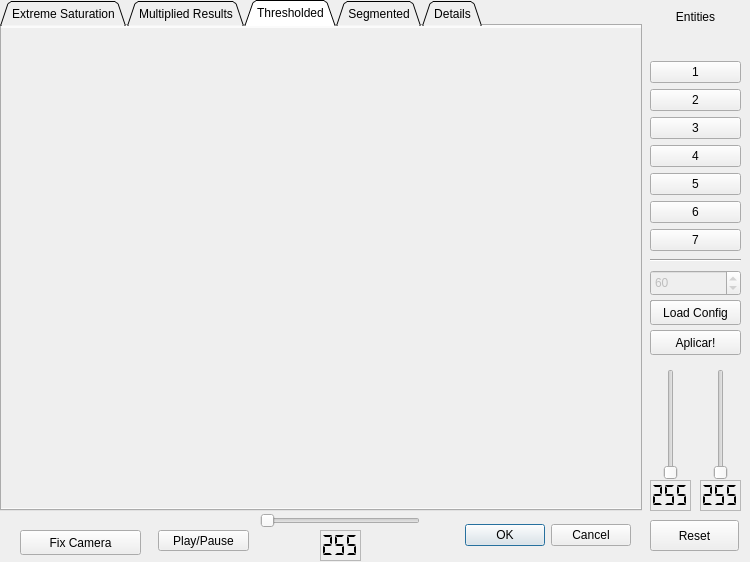
First picture: the form in src/maggicsegmentationdialog.ui, repository robocin/vss-vision, before the edit.
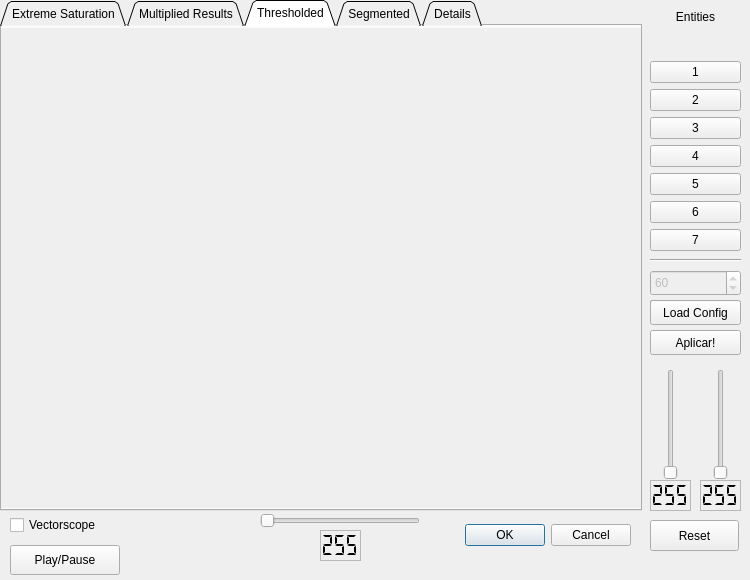
Second picture: the form after the edit. Icons and pictures are not drawn.

Commit message: [ADDED] vectorscope checkbox. [REMOVED] 'Fix Camera' deprecated button. [CHANGED] Maggic Vision size and reorganized elements.

```diff
--- a/src/maggicsegmentationdialog.ui
+++ b/src/maggicsegmentationdialog.ui
@@ -7,7 +7,7 @@
   <x>0</x>
   <y>0</y>
   <width>750</width>
-  <height>562</height>
+    <height>580</height>
    </rect>
   </property>
   <property name="windowTitle">
@@ -26,7 +26,7 @@
    <x>460</x>
    <y>520</y>
    <width>171</width>
-   <height>31</height>
+     <height>30</height>
   </rect>
    </property>
    <property name="orientation">
@@ -413,22 +413,6 @@
   <string>Reset</string>
    </property>
   </widget>
-  <widget class="QPushButton" name="fixCameraButton">
-   <property name="geometry">
-  <rect>
-   <x>20</x>
-   <y>530</y>
-   <width>121</width>
-   <height>25</height>
-  </rect>
-   </property>
-   <property name="text">
-  <string>Fix Camera</string>
-   </property>
-   <property name="shortcut">
-  <string>F</string>
-   </property>
-  </widget>
   <widget class="QSlider" name="threshGrayHorizontalSlider">
    <property name="geometry">
   <rect>
@@ -479,10 +463,10 @@
   <widget class="QPushButton" name="playpauseButton">
    <property name="geometry">
   <rect>
-   <x>158</x>
-   <y>530</y>
-   <width>91</width>
-   <height>21</height>
+     <x>10</x>
+     <y>545</y>
+     <width>110</width>
+     <height>30</height>
   </rect>
    </property>
    <property name="text">
@@ -514,6 +498,19 @@
   <string>T</string>
    </property>
   </widget>
+  <widget class="QCheckBox" name="vectorscopeCheckBox">
+   <property name="geometry">
+    <rect>
+     <x>10</x>
+     <y>510</y>
+     <width>110</width>
+     <height>30</height>
+    </rect>
+   </property>
+   <property name="text">
+    <string>Vectorscope</string>
+   </property>
+  </widget>
  </widget>
  <resources>
   <include location="image.qrc"/>
```
Lines whose indentation alone changed are shown as unchanged. The commit also changes 4 other files.
